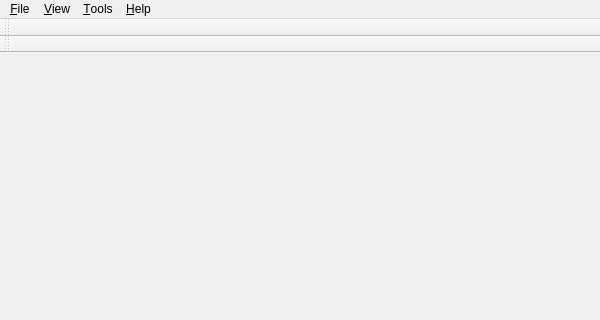
Above: forms/ClinifaceMain.ui from frontiersi/Cliniface before the change; both pictures show x 0 to 600 and y 0 to 320 of the 600 by 690 pixel window. Below: the same form after it.
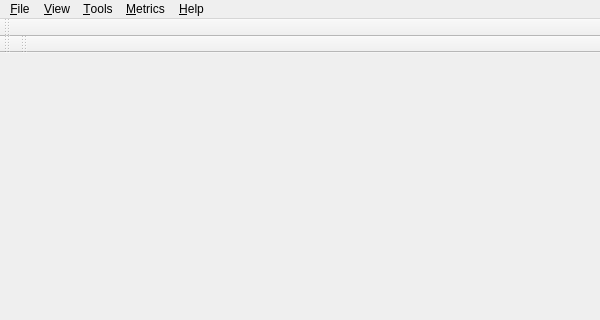
That is the form after the change. Icons and pictures are not drawn.

What changed in the file:
```diff
--- a/forms/ClinifaceMain.ui
+++ b/forms/ClinifaceMain.ui
@@ -90,9 +90,15 @@
      <string>&amp;View</string>
     </property>
    </widget>
+   <widget class="QMenu" name="menu_Metrics">
+    <property name="title">
+     <string>&amp;Metrics</string>
+    </property>
+   </widget>
    <addaction name="menu_File"/>
    <addaction name="menu_View"/>
    <addaction name="menu_Tools"/>
+   <addaction name="menu_Metrics"/>
    <addaction name="menu_Help"/>
   </widget>
   <widget class="QStatusBar" name="statusbar"/>
@@ -130,6 +136,26 @@
     <bool>true</bool>
    </attribute>
   </widget>
+  <widget class="QToolBar" name="scmapToolBar">
+   <property name="minimumSize">
+    <size>
+     <width>0</width>
+     <height>0</height>
+    </size>
+   </property>
+   <property name="windowTitle">
+    <string>toolBar</string>
+   </property>
+   <property name="floatable">
+    <bool>false</bool>
+   </property>
+   <attribute name="toolBarArea">
+    <enum>TopToolBarArea</enum>
+   </attribute>
+   <attribute name="toolBarBreak">
+    <bool>false</bool>
+   </attribute>
+  </widget>
   <action name="action_Exit">
    <property name="icon">
     <iconset resource="../resources.qrc">
```
Left out of the diff: 56 changed lines with no effect on the pictures.
